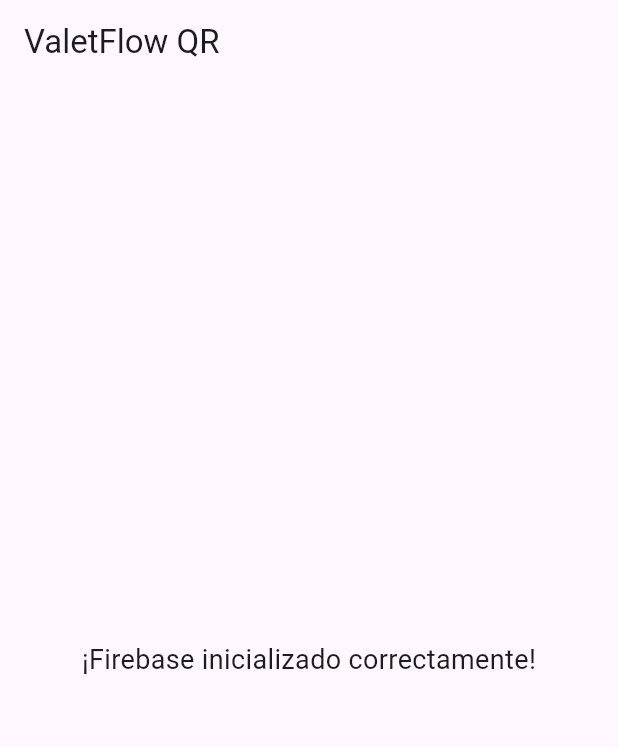
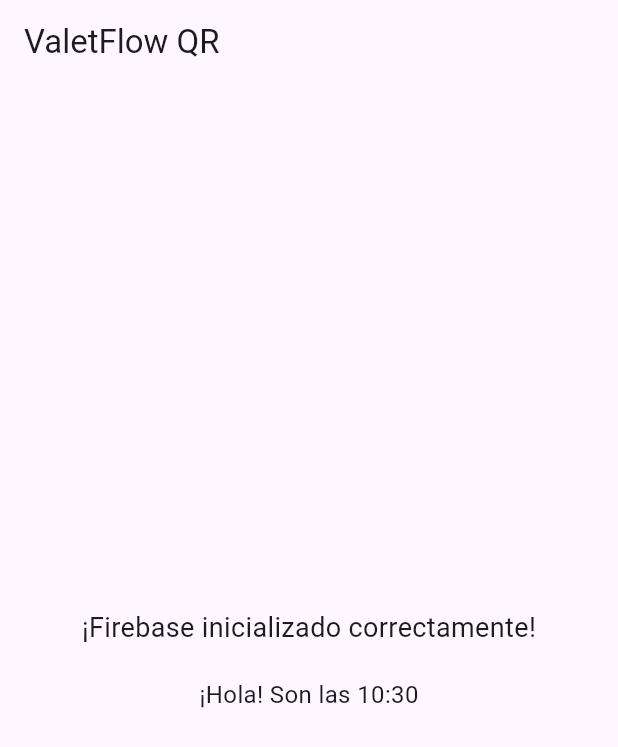
Before and after one commit to ValetFlowQR/valetFlowQR, a Flutter app: the screen it shows after launch, on a phone screen of 412 x 824 dp. Shown: the top 747 px of the screen. Run offline on Flutter 3.47's test engine with Material 3 defaults, Android fonts, the phone set to English and light mode, and no system bars; our stand-ins replace firebase_core; accounts and stored records are empty.

Commit message:
Agrega HomeScreen con mensaje dinámico y Firebase inicializado

```diff
--- a/valetflow_qr/lib/main.dart
+++ b/valetflow_qr/lib/main.dart
@@ -35,14 +35,27 @@ class HomeScreen extends StatelessWidget {
 
   @override
   Widget build(BuildContext context) {
+    final horaActual = DateTime.now();
+    final mensajeHora = '¡Hola! Son las ${horaActual.hour}:${horaActual.minute}';
+
     return Scaffold(
       appBar: AppBar(
         title: const Text('ValetFlow QR'),
       ),
-      body: const Center(
-        child: Text(
-          '¡Firebase inicializado correctamente!',
-          style: TextStyle(fontSize: 18),
+      body: Center(
+        child: Column(
+          mainAxisAlignment: MainAxisAlignment.center,
+          children: [
+            const Text(
+              '¡Firebase inicializado correctamente!',
+              style: TextStyle(fontSize: 18),
+            ),
+            const SizedBox(height: 20),
+            Text(
+              mensajeHora,
+              style: const TextStyle(fontSize: 16),
+            ),
+          ],
         ),
       ),
     );
```
